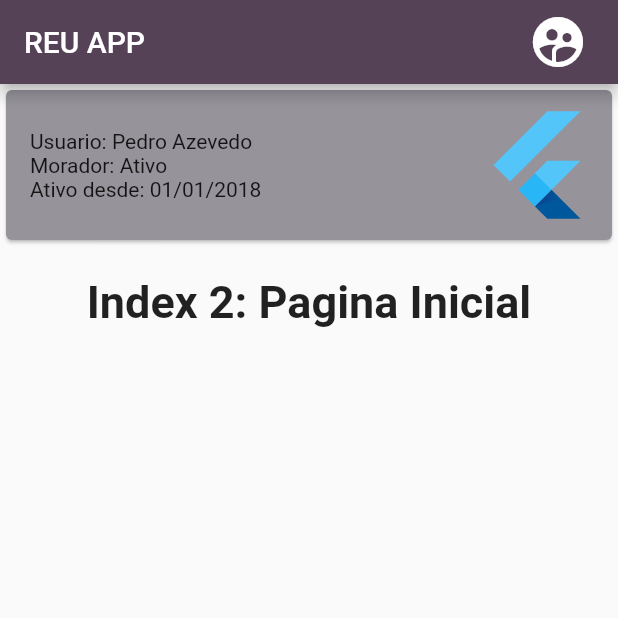
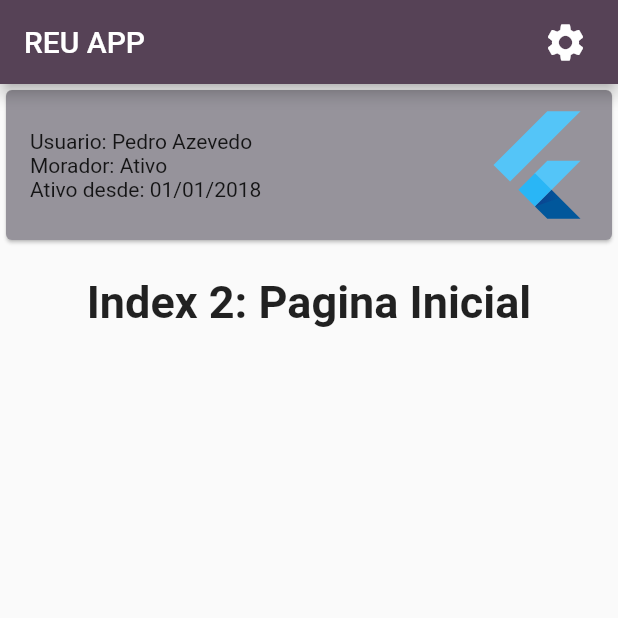
Before and after one commit to PedroAzevedo141/reu_app, a Flutter app: the screen it shows after launch, on a phone screen of 412 x 824 dp, the top half of it. Run offline on Flutter 3.47's test engine with Material 2 defaults, Android fonts, the phone set to English and light mode, and no system bars.

Commit message:
[ADDED] alterando o icone do appbar.

```diff
--- a/lib/main.dart
+++ b/lib/main.dart
@@ -52,9 +52,9 @@
         title: const Text('REU APP'),
         actions: <Widget>[
           IconButton(
-            iconSize: 40,
+            iconSize: 30,
             padding: const EdgeInsets.only(right: 20),
-            icon: const Icon(Icons.supervised_user_circle),
+            icon: const Icon(Icons.settings),
             tooltip: 'Show Snackbar',
             onPressed: () {},
           ),
```
